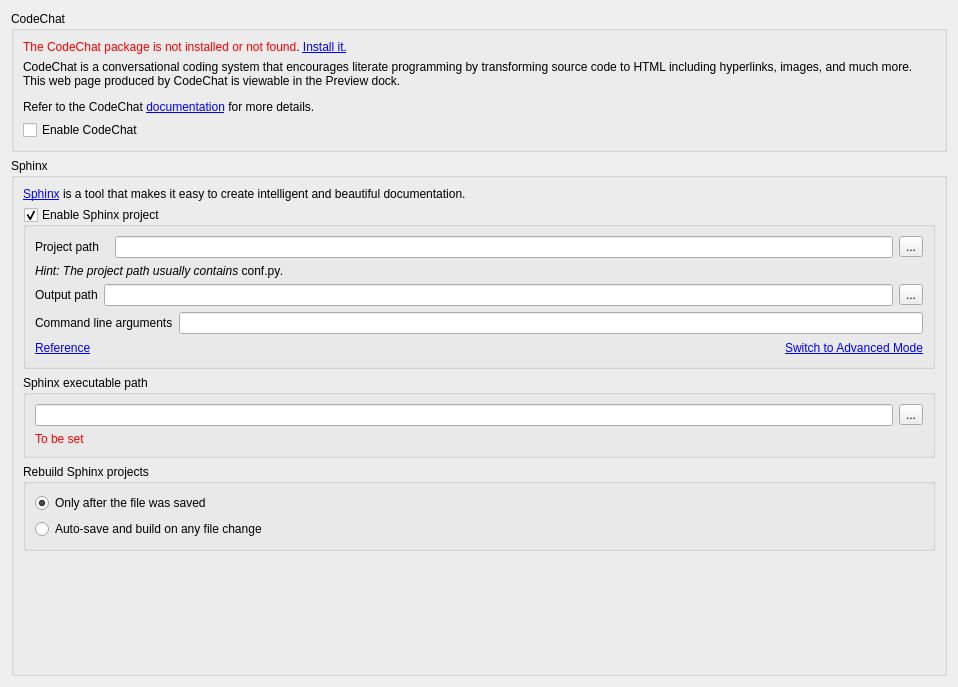
Above: enki/plugins/preview/CodeChat_Settings.ui from andreikop/enki before the change. Below: the same form after it.
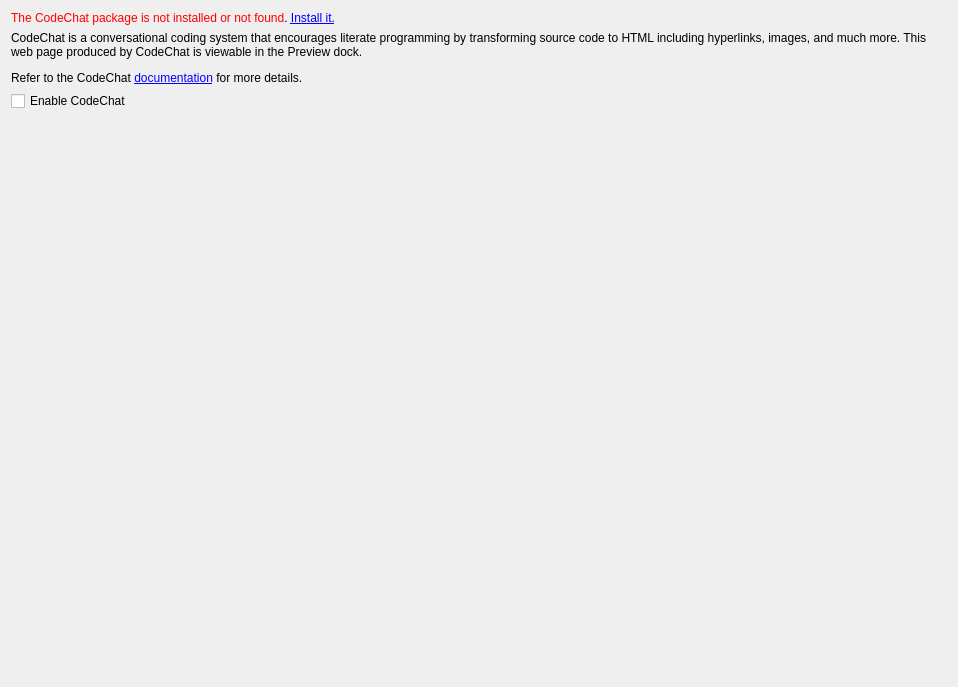
That is the form after the change.

Commit message: Refactor: Split CodeChat and Sphinx settings dialogs.

Patch:
```diff
--- a/enki/plugins/preview/CodeChat_Settings.ui
+++ b/enki/plugins/preview/CodeChat_Settings.ui
@@ -13,306 +13,46 @@
   <property name="windowTitle">
    <string>Form</string>
   </property>
-  <layout class="QVBoxLayout" name="verticalLayout_5">
+  <layout class="QVBoxLayout" name="verticalLayout">
    <item>
-    <widget class="QGroupBox" name="gbCodeChat">
-     <property name="title">
-      <string>CodeChat</string>
+    <widget class="QLabel" name="labelCodeChatNotInstalled">
+     <property name="text">
+      <string>&lt;html&gt;&lt;head/&gt;&lt;body&gt;&lt;p&gt;&lt;span style=&quot; color:#ff0000;&quot;&gt;The CodeChat package is not installed or not found&lt;/span&gt;. &lt;a href=&quot;https://bitbucket.org/bjones/documentation/overview#rst-header-installation&quot;&gt;&lt;span style=&quot; text-decoration: underline; color:#0000ff;&quot;&gt;Install it.&lt;/span&gt;&lt;/a&gt;&lt;/p&gt;&lt;/body&gt;&lt;/html&gt;</string>
      </property>
-     <property name="checkable">
-      <bool>false</bool>
+    </widget>
+   </item>
+   <item>
+    <widget class="QLabel" name="labelCodeChatIntro">
+     <property name="text">
+      <string>&lt;html&gt;&lt;head/&gt;&lt;body&gt;&lt;p&gt;CodeChat is a conversational coding system that encourages literate programming by transforming source code to HTML including hyperlinks, images, and much more. This web page produced by CodeChat is viewable in the Preview dock.&lt;/p&gt;&lt;p&gt;Refer to the CodeChat &lt;a href=&quot;http://bitbucket.org/bjones/documentation/overview&quot;&gt;&lt;span style=&quot; text-decoration: underline; color:#0000ff;&quot;&gt;documentation&lt;/span&gt;&lt;/a&gt; for more details.&lt;/p&gt;&lt;/body&gt;&lt;/html&gt;</string>
      </property>
-     <property name="checked">
-      <bool>false</bool>
+     <property name="wordWrap">
+      <bool>true</bool>
      </property>
-     <layout class="QVBoxLayout" name="verticalLayout">
-      <item>
-       <widget class="QLabel" name="labelCodeChatNotInstalled">
-        <property name="text">
-         <string>&lt;html&gt;&lt;head/&gt;&lt;body&gt;&lt;p&gt;&lt;span style=&quot; color:#ff0000;&quot;&gt;The CodeChat package is not installed or not found&lt;/span&gt;. &lt;a href=&quot;https://bitbucket.org/bjones/documentation/overview#rst-header-installation&quot;&gt;&lt;span style=&quot; text-decoration: underline; color:#0000ff;&quot;&gt;Install it.&lt;/span&gt;&lt;/a&gt;&lt;/p&gt;&lt;/body&gt;&lt;/html&gt;</string>
-        </property>
-       </widget>
-      </item>
-      <item>
-       <widget class="QLabel" name="labelCodeChatIntro">
-        <property name="text">
-         <string>&lt;html&gt;&lt;head/&gt;&lt;body&gt;&lt;p&gt;CodeChat is a conversational coding system that encourages literate programming by transforming source code to HTML including hyperlinks, images, and much more. This web page produced by CodeChat is viewable in the Preview dock.&lt;/p&gt;&lt;p&gt;Refer to the CodeChat &lt;a href=&quot;http://bitbucket.org/bjones/documentation/overview&quot;&gt;&lt;span style=&quot; text-decoration: underline; color:#0000ff;&quot;&gt;documentation&lt;/span&gt;&lt;/a&gt; for more details.&lt;/p&gt;&lt;/body&gt;&lt;/html&gt;</string>
-        </property>
-        <property name="wordWrap">
-         <bool>true</bool>
-        </property>
-        <property name="openExternalLinks">
-         <bool>true</bool>
-        </property>
-       </widget>
-      </item>
-      <item>
-       <widget class="QCheckBox" name="cbCodeChat">
-        <property name="text">
-         <string>Enable CodeChat</string>
-        </property>
-       </widget>
-      </item>
-     </layout>
+     <property name="openExternalLinks">
+      <bool>true</bool>
+     </property>
     </widget>
    </item>
    <item>
-    <widget class="QGroupBox" name="gbSphinx">
-     <property name="minimumSize">
+    <widget class="QCheckBox" name="cbCodeChat">
+     <property name="text">
+      <string>Enable CodeChat</string>
+     </property>
+    </widget>
+   </item>
+   <item>
+    <spacer name="verticalSpacer">
+     <property name="orientation">
+      <enum>Qt::Vertical</enum>
+     </property>
+     <property name="sizeHint" stdset="0">
       <size>
-       <width>0</width>
-       <height>400</height>
+       <width>20</width>
+       <height>40</height>
       </size>
      </property>
-     <property name="title">
-      <string>Sphinx</string>
-     </property>
-     <property name="checked">
-      <bool>false</bool>
-     </property>
-     <layout class="QVBoxLayout" name="verticalLayout_4">
-      <item>
-       <widget class="QLabel" name="labelSphinxIntro">
-        <property name="text">
-         <string>&lt;html&gt;&lt;head/&gt;&lt;body&gt;&lt;p&gt;&lt;a href=&quot;http://sphinx-doc.org&quot;&gt;&lt;span style=&quot; text-decoration: underline; color:#0000ff;&quot;&gt;Sphinx&lt;/span&gt;&lt;/a&gt; is a tool that makes it easy to create intelligent and beautiful documentation.&lt;/p&gt;&lt;/body&gt;&lt;/html&gt;</string>
-        </property>
-        <property name="wordWrap">
-         <bool>true</bool>
-        </property>
-        <property name="openExternalLinks">
-         <bool>true</bool>
-        </property>
-       </widget>
-      </item>
-      <item>
-       <widget class="QGroupBox" name="gbSphinxProject">
-        <property name="enabled">
-         <bool>true</bool>
-        </property>
-        <property name="title">
-         <string>Enable Sphinx project</string>
-        </property>
-        <property name="checkable">
-         <bool>true</bool>
-        </property>
-        <layout class="QVBoxLayout" name="verticalLayout_2">
-         <item>
-          <layout class="QHBoxLayout" name="horizontalLayout_2">
-           <item>
-            <widget class="QLabel" name="lbSphinxProjectPath">
-             <property name="text">
-              <string>Project path   </string>
-             </property>
-            </widget>
-           </item>
-           <item>
-            <widget class="QLineEdit" name="leSphinxProjectPath"/>
-           </item>
-           <item>
-            <widget class="QToolButton" name="pbSphinxProjectPath">
-             <property name="text">
-              <string>...</string>
-             </property>
-            </widget>
-           </item>
-          </layout>
-         </item>
-         <item>
-          <widget class="QLabel" name="lbSphinxProjectPathHint">
-           <property name="text">
-            <string>&lt;html&gt;&lt;head/&gt;&lt;body&gt;&lt;p&gt;&lt;span style=&quot; font-style:italic;&quot;&gt;Hint: The project path usually contains &lt;/span&gt;&lt;span style=&quot; font-family:'Courier New,courier';&quot;&gt;conf.py&lt;/span&gt;&lt;span style=&quot; font-style:italic;&quot;&gt;.&lt;/span&gt;&lt;/p&gt;&lt;/body&gt;&lt;/html&gt;</string>
-           </property>
-          </widget>
-         </item>
-         <item>
-          <layout class="QGridLayout" name="gridLtNotAdvancedSettings">
-           <item row="0" column="0">
-            <widget class="QLabel" name="lbSphinxOutputPath">
-             <property name="text">
-              <string>Output path</string>
-             </property>
-            </widget>
-           </item>
-           <item row="0" column="1">
-            <widget class="QLineEdit" name="leSphinxOutputPath"/>
-           </item>
-           <item row="0" column="2">
-            <widget class="QToolButton" name="pbSphinxOutputPath">
-             <property name="text">
-              <string>...</string>
-             </property>
-            </widget>
-           </item>
-          </layout>
-         </item>
-         <item>
-          <layout class="QHBoxLayout" name="horizontalLayout_3">
-           <item>
-            <widget class="QLabel" name="lbSphinxCmdline">
-             <property name="text">
-              <string>Command line arguments</string>
-             </property>
-            </widget>
-           </item>
-           <item>
-            <widget class="QLineEdit" name="leSphinxCmdline">
-             <property name="text">
-              <string/>
-             </property>
-            </widget>
-           </item>
-          </layout>
-         </item>
-         <item>
-          <layout class="QHBoxLayout" name="horizontalLayout">
-           <item>
-            <widget class="QLabel" name="lbSphinxReference">
-             <property name="text">
-              <string>&lt;a href=&quot;http://sphinx-doc.org/invocation.html&quot;&gt;&lt;span style=&quot; text-decoration: underline; color:#0000ff;&quot;&gt;Reference&lt;/span&gt;&lt;/a&gt;</string>
-             </property>
-             <property name="alignment">
-              <set>Qt::AlignLeading|Qt::AlignLeft|Qt::AlignVCenter</set>
-             </property>
-             <property name="openExternalLinks">
-              <bool>true</bool>
-             </property>
-            </widget>
-           </item>
-           <item>
-            <spacer name="horizontalSpacer">
-             <property name="orientation">
-              <enum>Qt::Horizontal</enum>
-             </property>
-             <property name="sizeHint" stdset="0">
-              <size>
-               <width>287</width>
-               <height>17</height>
-              </size>
-             </property>
-            </spacer>
-           </item>
-           <item>
-            <widget class="QLabel" name="lbSphinxEnableAdvMode">
-             <property name="cursor">
-              <cursorShape>PointingHandCursor</cursorShape>
-             </property>
-             <property name="text">
-              <string>&lt;html&gt;&lt;head/&gt;&lt;body&gt;&lt;p&gt;&lt;span style=&quot; text-decoration: underline; color:#0000ff;&quot;&gt;Switch to Advanced Mode&lt;/span&gt;&lt;/p&gt;&lt;/body&gt;&lt;/html&gt;</string>
-             </property>
-            </widget>
-           </item>
-          </layout>
-         </item>
-        </layout>
-       </widget>
-      </item>
-      <item>
-       <widget class="QGroupBox" name="groupBox_2">
-        <property name="title">
-         <string>Sphinx executable path</string>
-        </property>
-        <layout class="QGridLayout" name="gridLayout_2">
-         <item row="0" column="0">
-          <widget class="QLineEdit" name="leSphinxExecutable"/>
-         </item>
-         <item row="0" column="1">
-          <widget class="QToolButton" name="pbSphinxExecutable">
-           <property name="text">
-            <string>...</string>
-           </property>
-          </widget>
-         </item>
-         <item row="1" column="0">
-          <widget class="QLabel" name="leValidateSphinxExecutable">
-           <property name="palette">
-            <palette>
-             <active>
-              <colorrole role="WindowText">
-               <brush brushstyle="SolidPattern">
-                <color alpha="255">
-                 <red>255</red>
-                 <green>0</green>
-                 <blue>0</blue>
-                </color>
-               </brush>
-              </colorrole>
-             </active>
-             <inactive>
-              <colorrole role="WindowText">
-               <brush brushstyle="SolidPattern">
-                <color alpha="255">
-                 <red>255</red>
-                 <green>0</green>
-                 <blue>0</blue>
-                </color>
-               </brush>
-              </colorrole>
-             </inactive>
-             <disabled>
-              <colorrole role="WindowText">
-               <brush brushstyle="SolidPattern">
-                <color alpha="255">
-                 <red>158</red>
-                 <green>158</green>
-                 <blue>158</blue>
-                </color>
-               </brush>
-              </colorrole>
-             </disabled>
-            </palette>
-           </property>
-           <property name="text">
-            <string>To be set</string>
-           </property>
-          </widget>
-         </item>
-        </layout>
-       </widget>
-      </item>
-      <item>
-       <widget class="QGroupBox" name="groupBox">
-        <property name="title">
-         <string>Rebuild Sphinx projects</string>
-        </property>
-        <layout class="QVBoxLayout" name="verticalLayout_3">
-         <item>
-          <widget class="QRadioButton" name="rbBuildOnlyOnSave">
-           <property name="text">
-            <string>Only after the file was saved</string>
-           </property>
-           <property name="checked">
-            <bool>true</bool>
-           </property>
-          </widget>
-         </item>
-         <item>
-          <widget class="QRadioButton" name="rbBuildOnFileChange">
-           <property name="layoutDirection">
-            <enum>Qt::LeftToRight</enum>
-           </property>
-           <property name="text">
-            <string>Auto-save and build on any file change</string>
-           </property>
-          </widget>
-         </item>
-        </layout>
-       </widget>
-      </item>
-      <item>
-       <spacer name="verticalSpacer">
-        <property name="orientation">
-         <enum>Qt::Vertical</enum>
-        </property>
-        <property name="sizeHint" stdset="0">
-         <size>
-          <width>20</width>
-          <height>40</height>
-         </size>
-        </property>
-       </spacer>
-      </item>
-     </layout>
-    </widget>
+    </spacer>
    </item>
   </layout>
  </widget>
```
Left out of the diff: 12 changed lines with no effect on the pictures. The commit also changes 3 other files.
